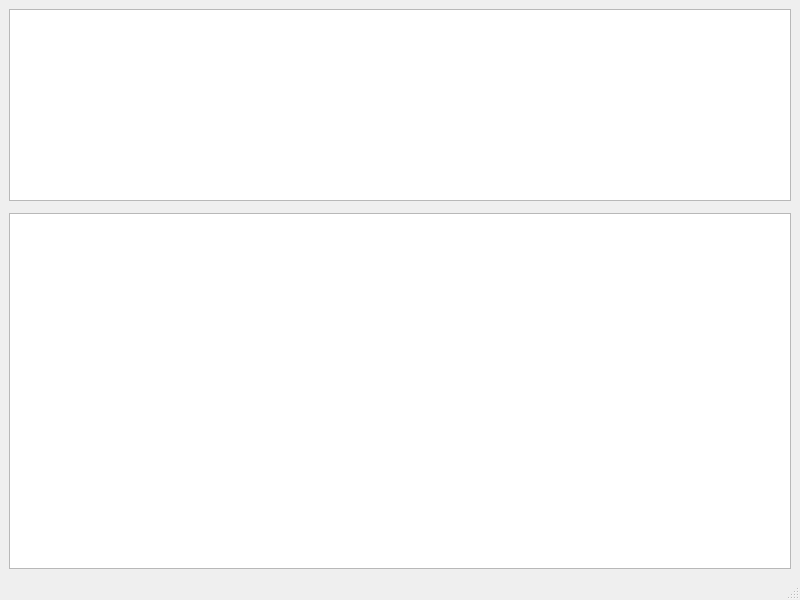
Above: mainwindow.ui from BerZerKku/CPP_PIgPC before the change. Below: the same form after it.
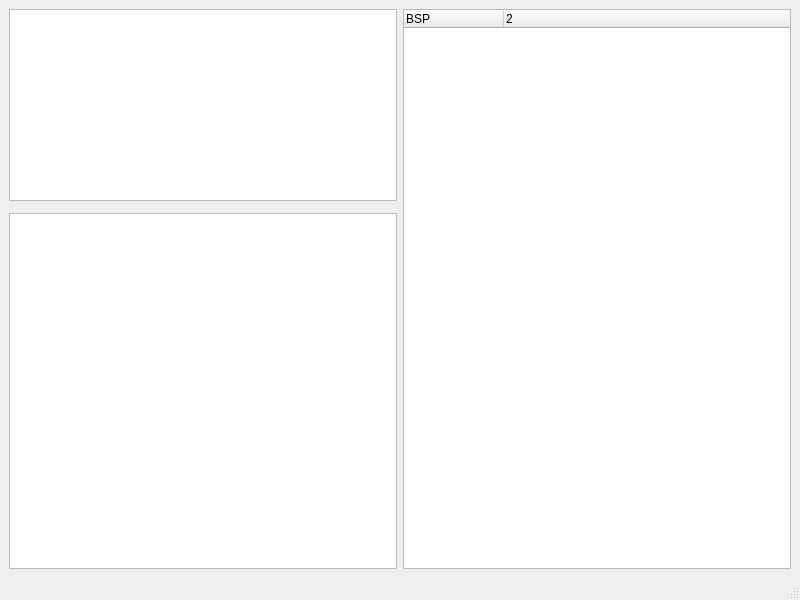
That is the form after the change. Custom widgets are drawn as their Qt base class.

Commit message: Bsp переносится на QTreeWidget

```diff
--- a/mainwindow.ui
+++ b/mainwindow.ui
@@ -20,8 +20,10 @@
    <string>MainWindow</string>
   </property>
   <widget class="QWidget" name="centralwidget">
-   <layout class="QGridLayout" name="gridLayout">
-    <item row="0" column="0">
+   <layout class="QHBoxLayout" name="horizontalLayout">
+    <item>
+     <layout class="QVBoxLayout" name="verticalLayout">
+      <item>
      <widget class="QTextEdit" name="textEdit">
       <property name="enabled">
        <bool>true</bool>
@@ -55,10 +57,10 @@
       </property>
      </widget>
     </item>
-    <item row="1" column="0">
+      <item>
      <widget class="QKeyboard" name="kbd" native="true"/>
     </item>
-    <item row="2" column="0">
+      <item>
      <widget class="QTextEdit" name="debug">
       <property name="readOnly">
        <bool>true</bool>
@@ -66,6 +68,28 @@
      </widget>
     </item>
    </layout>
+    </item>
+    <item>
+     <widget class="Bsp" name="treeWidget">
+      <property name="columnCount">
+       <number>2</number>
+      </property>
+      <attribute name="headerVisible">
+       <bool>true</bool>
+      </attribute>
+      <column>
+       <property name="text">
+        <string>BSP</string>
+       </property>
+      </column>
+      <column>
+       <property name="text">
+        <string notr="true">2</string>
+       </property>
+      </column>
+     </widget>
+    </item>
+   </layout>
   </widget>
   <widget class="QMenuBar" name="menubar">
    <property name="geometry">
@@ -86,6 +110,11 @@
    <header>qkeyboard.h</header>
    <container>1</container>
   </customwidget>
+  <customwidget>
+   <class>Bsp</class>
+   <extends>QTreeWidget</extends>
+   <header>bsp.h</header>
+  </customwidget>
  </customwidgets>
  <resources/>
  <connections/>
```
Lines whose indentation alone changed are shown as unchanged. The commit also changes 3 other files.
